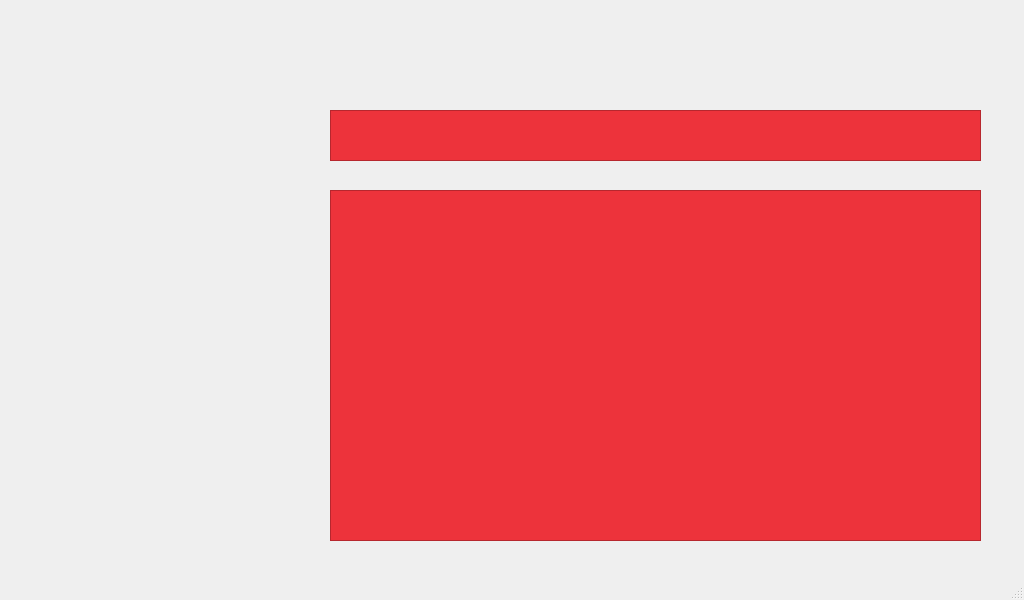
This is tambahdata.ui in faizal2003/guipyside6 as Qt 5 draws it before an edit. The edited form follows.
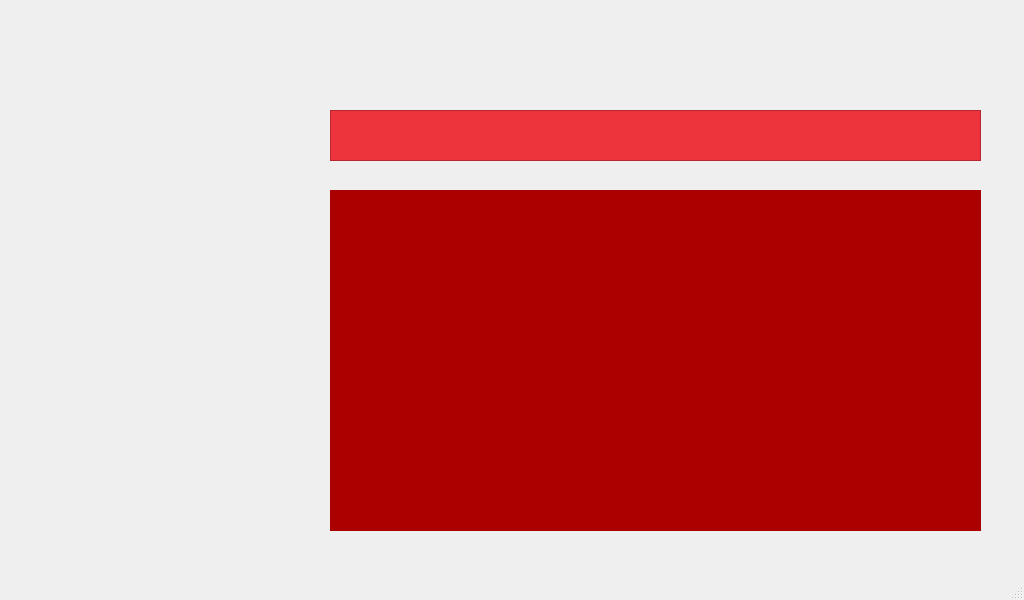
This is the edited form. Icons and pictures are not drawn.

Diff of the .ui file:
```diff
--- a/tambahdata.ui
+++ b/tambahdata.ui
@@ -151,18 +151,17 @@
      <string notr="true">background-color: rgb(237, 51, 59);</string>
     </property>
    </widget>
-   <widget class="QTextEdit" name="textEdit_2">
+   <widget class="QWidget" name="widget" native="true">
     <property name="geometry">
      <rect>
       <x>330</x>
       <y>190</y>
       <width>651</width>
-      <height>351</height>
+      <height>341</height>
      </rect>
     </property>
     <property name="styleSheet">
-     <string notr="true">background-color: rgb(237, 51, 59);
-color: rgb(237, 51, 59);</string>
+     <string notr="true">background-color: rgb(170, 0, 0);</string>
     </property>
    </widget>
   </widget>
```
Left out of the diff: 6 changed lines with no effect on the pictures.
